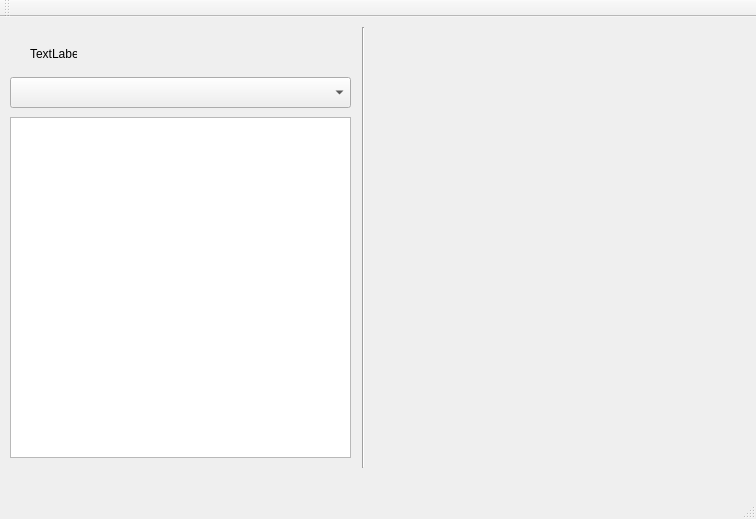
Before: the Qt Designer form client/mainwindow.ui in Iverian/db, drawn with Qt 5.
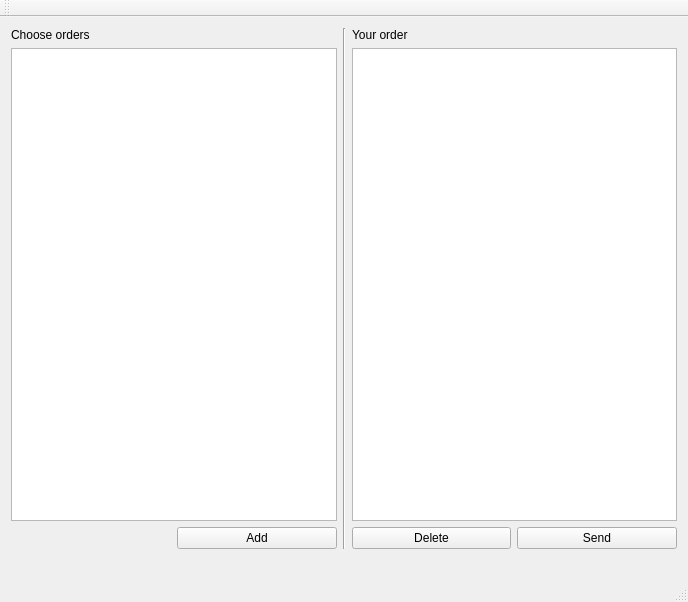
After: the same form once the commit is applied.

```diff
--- a/client/mainwindow.ui
+++ b/client/mainwindow.ui
@@ -6,60 +6,74 @@
    <rect>
     <x>0</x>
     <y>0</y>
-    <width>756</width>
-    <height>519</height>
+    <width>688</width>
+    <height>602</height>
    </rect>
   </property>
   <property name="windowTitle">
    <string>MainWindow</string>
   </property>
   <widget class="QWidget" name="centralWidget">
-   <widget class="QComboBox" name="comboBox">
-    <property name="geometry">
-     <rect>
-      <x>10</x>
-      <y>60</y>
-      <width>341</width>
-      <height>31</height>
-     </rect>
-    </property>
-   </widget>
+   <layout class="QGridLayout" name="gridLayout">
+    <item row="0" column="0" colspan="2">
+     <widget class="QLabel" name="label">
+      <property name="text">
+       <string>Choose orders</string>
+      </property>
+     </widget>
+    </item>
+    <item row="0" column="2" rowspan="3">
    <widget class="Line" name="line">
-    <property name="geometry">
-     <rect>
-      <x>353</x>
-      <y>10</y>
-      <width>20</width>
-      <height>441</height>
-     </rect>
-    </property>
     <property name="orientation">
      <enum>Qt::Vertical</enum>
     </property>
    </widget>
-   <widget class="QLabel" name="label">
-    <property name="geometry">
-     <rect>
-      <x>30</x>
-      <y>30</y>
-      <width>47</width>
-      <height>13</height>
-     </rect>
-    </property>
+    </item>
+    <item row="0" column="3">
+     <widget class="QLabel" name="label_2">
+      <property name="text">
+       <string>Your order</string>
+      </property>
+     </widget>
+    </item>
+    <item row="1" column="0" colspan="2">
+     <widget class="QTableView" name="lst_orders"/>
+    </item>
+    <item row="1" column="3" colspan="2">
+     <widget class="QListView" name="lst_client_orders"/>
+    </item>
+    <item row="2" column="1">
+     <widget class="QPushButton" name="add_order">
     <property name="text">
-     <string>TextLabel</string>
-    </property>
-   </widget>
-   <widget class="QTableView" name="tableView">
-    <property name="geometry">
-     <rect>
-      <x>10</x>
-      <y>100</y>
-      <width>341</width>
-      <height>341</height>
-     </rect>
-    </property>
-   </widget>
+       <string>Add</string>
+      </property>
+     </widget>
+    </item>
+    <item row="2" column="3">
+     <widget class="QPushButton" name="delete_client_order">
+      <property name="text">
+       <string>Delete</string>
+      </property>
+     </widget>
+    </item>
+    <item row="2" column="4">
+     <widget class="QPushButton" name="send_order">
+      <property name="text">
+       <string>Send</string>
+      </property>
+     </widget>
+    </item>
+    <item row="3" column="0">
+     <widget class="QLabel" name="concat_orders_str">
+      <property name="enabled">
+       <bool>true</bool>
+      </property>
+      <property name="text">
+       <string/>
+      </property>
+     </widget>
+    </item>
+   </layout>
   </widget>
   <widget class="QMenuBar" name="menuBar">
    <property name="geometry">
```
Left out of the diff: 2 changed lines with no effect on the pictures. Lines whose indentation alone changed are shown as unchanged.
